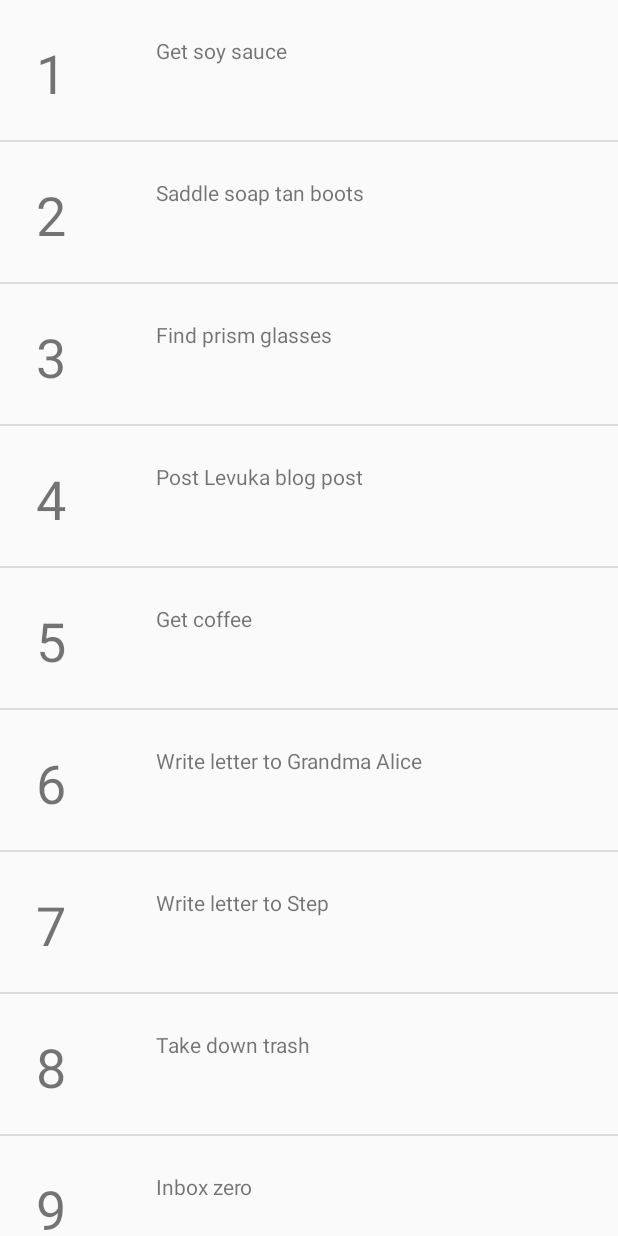
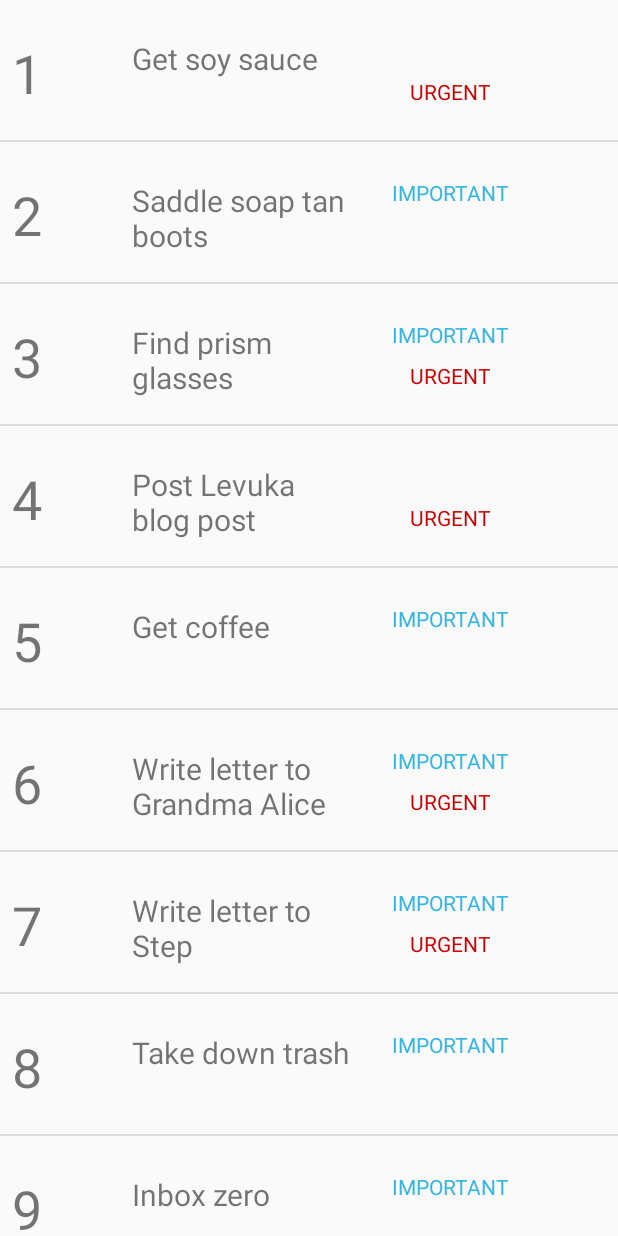
Before and after one commit to asamtoy/Quadrant, an Android app: the screen it shows after launch (MainActivity), on a phone screen of 412 x 824 dp. Run offline under Robolectric (Android 15) with nearby library versions, the phone set to English and light mode, and no system bars.

Commit message:
Monday end of morning

```diff
--- a/app/src/main/java/com/example/andrewsamtoy/quadrantproject/ToDo.java
+++ b/app/src/main/java/com/example/andrewsamtoy/quadrantproject/ToDo.java
@@ -42,6 +42,20 @@ public class ToDo extends AppCompatActivity {
         return rank;
     }
 
+    public String importance() {
+        if (this.isImportant()) {
+            return "IMPORTANT";
+        }
+        return "";
+    }
+
+    public String urgency() {
+        if (this.isUrgent()) {
+            return "URGENT";
+        }
+        return "";
+    }
+
     @Override
     protected void onCreate(Bundle savedInstanceState) {
         super.onCreate(savedInstanceState);
--- a/app/src/main/java/com/example/andrewsamtoy/quadrantproject/ToDosAdapter.java
+++ b/app/src/main/java/com/example/andrewsamtoy/quadrantproject/ToDosAdapter.java
@@ -34,6 +34,12 @@ public class ToDosAdapter extends ArrayAdapter<ToDo> {
         TextView title = listItemView.findViewById(R.id.ToDoDescription);
         title.setText(toDo.getToDo().toString());
 
+        TextView importance = listItemView.findViewById(R.id.textImportance);
+        importance.setText(toDo.importance().toString());
+
+        TextView urgency = listItemView.findViewById(R.id.textUrgency);
+        urgency.setText(toDo.urgency().toString());
+
         listItemView.setTag(toDo);
 
         return listItemView;
--- a/app/src/main/res/layout/activity_to_do.xml
+++ b/app/src/main/res/layout/activity_to_do.xml
@@ -8,13 +8,14 @@
 
     <TextView
         android:id="@+id/ToDoDescription"
-        android:layout_width="284dp"
-        android:layout_height="62dp"
-        android:layout_marginTop="24dp"
+        android:layout_width="149dp"
+        android:layout_height="68dp"
+        android:layout_marginRight="126dp"
+        android:layout_marginTop="25dp"
         android:text="TextView"
-        app:layout_constraintTop_toTopOf="parent"
-        android:layout_marginRight="24dp"
-        app:layout_constraintRight_toRightOf="parent" />
+        android:textSize="20sp"
+        app:layout_constraintRight_toRightOf="parent"
+        app:layout_constraintTop_toTopOf="parent" />
 
     <TextView
         android:id="@+id/ranking"
@@ -26,9 +27,34 @@
         android:textSize="36sp"
         app:layout_constraintRight_toLeftOf="@+id/ToDoDescription"
         app:layout_constraintTop_toTopOf="parent"
+        android:layout_marginLeft="8dp"
+        app:layout_constraintLeft_toLeftOf="parent"
+        app:layout_constraintHorizontal_bias="0.504" />
+
+    <TextView
+        android:id="@+id/textImportance"
+        android:layout_width="wrap_content"
+        android:layout_height="wrap_content"
         android:layout_marginLeft="24dp"
-        app:layout_constraintLeft_toLeftOf="parent"
-        tools:layout_editor_absoluteY="12dp"
-        tools:layout_editor_absoluteX="0dp" />
+        android:layout_marginRight="24dp"
+        android:layout_marginTop="24dp"
+        android:text="TextView"
+        android:textColor="@android:color/holo_blue_light"
+        app:layout_constraintLeft_toRightOf="@+id/ToDoDescription"
+        app:layout_constraintRight_toRightOf="parent"
+        app:layout_constraintTop_toTopOf="parent" />
+
+    <TextView
+        android:id="@+id/textUrgency"
+        android:layout_width="wrap_content"
+        android:layout_height="wrap_content"
+        android:layout_marginLeft="24dp"
+        android:layout_marginRight="24dp"
+        android:layout_marginTop="8dp"
+        android:text="TextView"
+        android:textColor="@android:color/holo_red_dark"
+        app:layout_constraintLeft_toRightOf="@+id/ToDoDescription"
+        app:layout_constraintRight_toRightOf="parent"
+        app:layout_constraintTop_toBottomOf="@+id/textImportance" />
 
 </android.support.constraint.ConstraintLayout>
```
